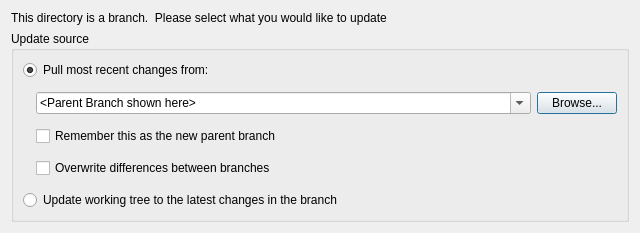
Before: the Qt Designer form ui/update_branch.ui in breezy-team/qbrz, drawn with Qt 5.
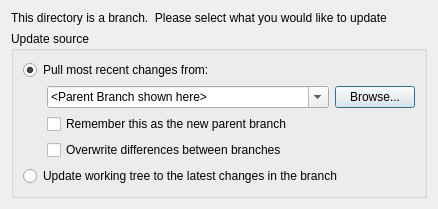
After: the same form once the commit is applied.

Commit message: Simplify the layout in the forms

What changed in the file:
```diff
--- a/ui/update_branch.ui
+++ b/ui/update_branch.ui
@@ -5,8 +5,8 @@
    <rect>
     <x>0</x>
     <y>0</y>
-    <width>640</width>
-    <height>220</height>
+    <width>438</width>
+    <height>193</height>
    </rect>
   </property>
   <property name="windowTitle" >
@@ -37,8 +37,8 @@
      <property name="title" >
       <string>Update source</string>
      </property>
-     <layout class="QVBoxLayout" name="verticalLayout_2" >
-      <item>
+     <layout class="QGridLayout" name="gridLayout" >
+      <item row="0" column="0" colspan="3" >
        <widget class="QRadioButton" name="but_pull" >
         <property name="text" >
          <string>Pull most recent changes from:</string>
@@ -48,10 +48,8 @@
         </property>
        </widget>
       </item>
-      <item>
-       <layout class="QHBoxLayout" name="horizontalLayout_2" >
-        <item>
-         <spacer name="horizontalSpacer" >
+      <item row="1" column="0" >
+       <spacer name="horizontalSpacer_2" >
           <property name="orientation" >
            <enum>Qt::Horizontal</enum>
           </property>
@@ -60,17 +58,13 @@
           </property>
           <property name="sizeHint" stdset="0" >
            <size>
-            <width>13</width>
-            <height>98</height>
+          <width>18</width>
+          <height>20</height>
            </size>
           </property>
          </spacer>
         </item>
-        <item>
-         <layout class="QVBoxLayout" name="verticalLayout" >
-          <item>
-           <layout class="QHBoxLayout" name="horizontalLayout" >
-            <item>
+      <item row="1" column="1" >
              <widget class="QComboBox" name="location" >
               <property name="sizePolicy" >
                <sizepolicy vsizetype="Fixed" hsizetype="Preferred" >
@@ -88,16 +82,27 @@
               </item>
              </widget>
             </item>
-            <item>
+      <item row="1" column="2" >
              <widget class="QPushButton" name="location_picker" >
               <property name="text" >
                <string>Browse...</string>
               </property>
              </widget>
             </item>
-           </layout>
-          </item>
-          <item>
+      <item row="2" column="0" >
+       <spacer name="horizontalSpacer_3" >
+        <property name="orientation" >
+         <enum>Qt::Horizontal</enum>
+        </property>
+        <property name="sizeHint" stdset="0" >
+         <size>
+          <width>18</width>
+          <height>17</height>
+         </size>
+        </property>
+       </spacer>
+      </item>
+      <item row="2" column="1" colspan="2" >
            <widget class="QCheckBox" name="but_pull_remember" >
             <property name="enabled" >
              <bool>true</bool>
@@ -110,18 +115,30 @@
             </property>
            </widget>
           </item>
-          <item>
+      <item row="3" column="0" >
+       <spacer name="horizontalSpacer" >
+        <property name="orientation" >
+         <enum>Qt::Horizontal</enum>
+        </property>
+        <property name="sizeType" >
+         <enum>QSizePolicy::Fixed</enum>
+        </property>
+        <property name="sizeHint" stdset="0" >
+         <size>
+          <width>17</width>
+          <height>18</height>
+         </size>
+        </property>
+       </spacer>
+      </item>
+      <item row="3" column="1" colspan="2" >
            <widget class="QCheckBox" name="but_pull_overwrite" >
             <property name="text" >
              <string>Overwrite differences between branches</string>
             </property>
            </widget>
           </item>
-         </layout>
-        </item>
-       </layout>
-      </item>
-      <item>
+      <item row="4" column="0" colspan="3" >
        <widget class="QRadioButton" name="but_update" >
         <property name="text" >
          <string>Update working tree to the latest changes in the branch</string>
```
Left out of the diff: 10 changed lines with no effect on the pictures. Lines whose indentation alone changed are shown as unchanged. The commit also changes 3 other files.
